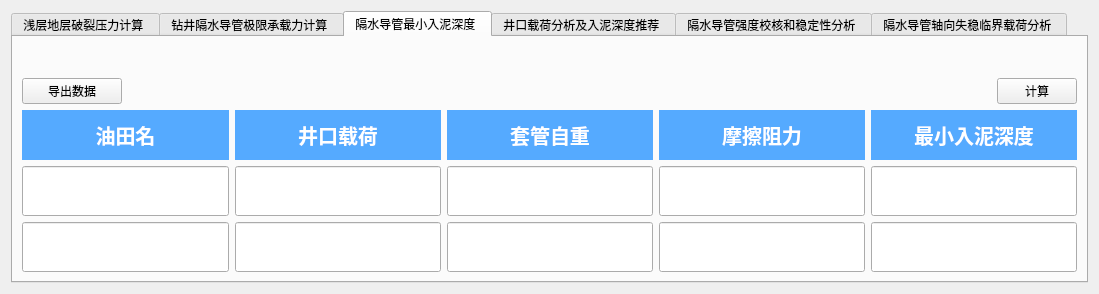
Qt form QTdesigner/four.ui (alphacheng/Geological-computing-tool) before a commit.
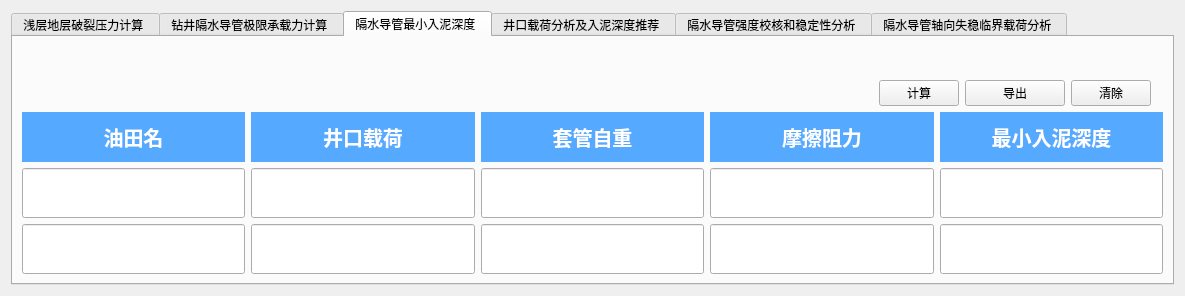
The same form after that commit. The open tabs and pages were chosen to show the change.

Commit message: 重构，绘图至子窗口

Patch:
```diff
--- a/QTdesigner/four.ui
+++ b/QTdesigner/four.ui
@@ -12,8 +12,8 @@
    <rect>
     <x>0</x>
     <y>0</y>
-    <width>1099</width>
-    <height>279</height>
+    <width>1185</width>
+    <height>296</height>
    </rect>
   </property>
   <property name="windowTitle">
@@ -221,38 +221,6 @@
       <layout class="QGridLayout" name="gridLayout_8">
        <item row="1" column="0">
         <layout class="QGridLayout" name="gridLayout_6">
-         <item row="0" column="2" alignment="Qt::AlignTop">
-          <widget class="QPushButton" name="compute_btn_3">
-           <property name="maximumSize">
-            <size>
-             <width>980</width>
-             <height>16777215</height>
-            </size>
-           </property>
-           <property name="text">
-            <string>计算</string>
-           </property>
-          </widget>
-         </item>
-         <item row="0" column="0">
-          <widget class="QPushButton" name="export_data_btn_3">
-           <property name="minimumSize">
-            <size>
-             <width>100</width>
-             <height>0</height>
-            </size>
-           </property>
-           <property name="maximumSize">
-            <size>
-             <width>100</width>
-             <height>16777215</height>
-            </size>
-           </property>
-           <property name="text">
-            <string>导出数据</string>
-           </property>
-          </widget>
-         </item>
          <item row="0" column="1">
           <spacer name="horizontalSpacer_4">
            <property name="orientation">
@@ -266,7 +234,7 @@
            </property>
           </spacer>
          </item>
-         <item row="2" column="0" colspan="3">
+         <item row="3" column="0" colspan="7">
           <layout class="QGridLayout" name="gridLayout_7">
            <item row="2" column="0">
             <widget class="QLineEdit" name="lineEdit_2">
@@ -551,6 +519,45 @@
            </item>
           </layout>
          </item>
+         <item row="0" column="2">
+          <widget class="QPushButton" name="compute_btn_3">
+           <property name="maximumSize">
+            <size>
+             <width>980</width>
+             <height>16777215</height>
+            </size>
+           </property>
+           <property name="text">
+            <string>计算</string>
+           </property>
+          </widget>
+         </item>
+         <item row="0" column="4">
+          <widget class="QPushButton" name="pushButton_13">
+           <property name="text">
+            <string>清除</string>
+           </property>
+          </widget>
+         </item>
+         <item row="0" column="3">
+          <widget class="QPushButton" name="export_data_btn_3">
+           <property name="minimumSize">
+            <size>
+             <width>100</width>
+             <height>0</height>
+            </size>
+           </property>
+           <property name="maximumSize">
+            <size>
+             <width>100</width>
+             <height>16777215</height>
+            </size>
+           </property>
+           <property name="text">
+            <string>导出</string>
+           </property>
+          </widget>
+         </item>
         </layout>
        </item>
        <item row="0" column="0">
```
Left out of the diff: 52 changed lines with no effect on the pictures. The commit also changes 5 other files.
